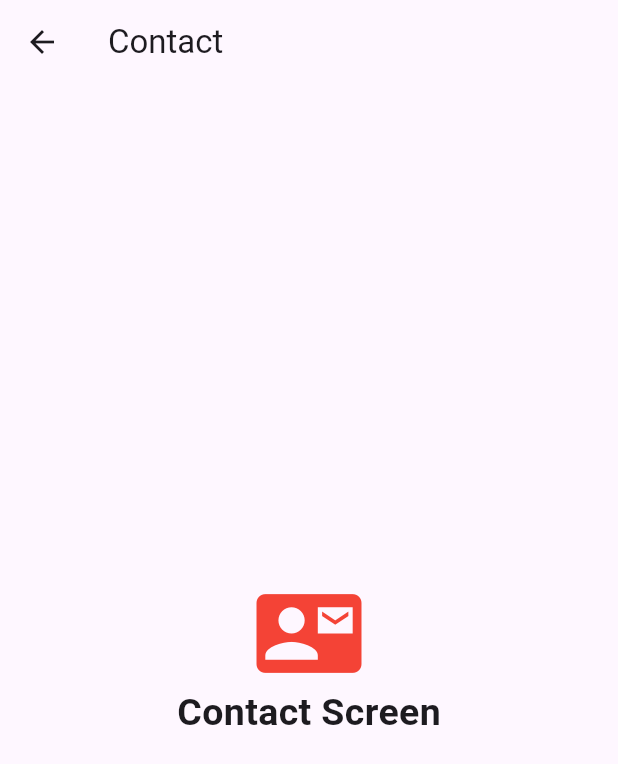
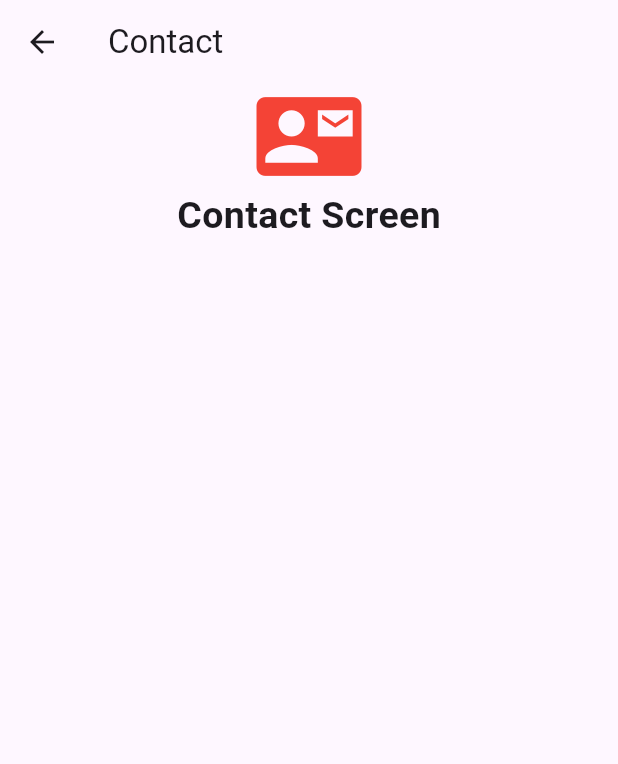
Before and after one commit to NetraChauhan/flutter_lab_sheet_4, a Flutter app: the Home screen opened directly, in the side drawer, after a tap on "Contact", on a phone screen of 412 x 824 dp. Shown: the top 764 px of the screen. Run offline on Flutter 3.47's test engine with Material 3 defaults, Android fonts, the phone set to English and light mode, and no system bars.

Commit message:
Remove vertical centering from Program 12

```diff
--- a/lib/program_12.dart
+++ b/lib/program_12.dart
@@ -13,10 +13,10 @@ class Home extends StatelessWidget{
   ListTile(leading:const Icon(Icons.person),title:const Text('Profile'),onTap:()=>go(c,'Profile',Icons.person)),
   ListTile(leading:const Icon(Icons.book),title:const Text('Courses'),onTap:()=>go(c,'Courses',Icons.book)),
   ListTile(leading:const Icon(Icons.contact_mail),title:const Text('Contact'),onTap:()=>go(c,'Contact',Icons.contact_mail))
- ])),body:const Center(child:Text('Open the drawer and choose a screen',style:TextStyle(fontSize:20))));
+ ])),body:const Align(alignment:Alignment.topCenter,child:Text('Open the drawer and choose a screen',style:TextStyle(fontSize:20))));
 }
 class Screen extends StatelessWidget{
  final String title;final IconData icon;
  const Screen(this.title,this.icon,{super.key});
- Widget build(c)=>Scaffold(appBar:AppBar(title:Text(title)),body:Center(child:Column(mainAxisSize:MainAxisSize.min,children:[Icon(icon,size:70,color:Colors.red),Text('$title Screen',style:const TextStyle(fontSize:25,fontWeight:FontWeight.bold))])));
+ Widget build(c)=>Scaffold(appBar:AppBar(title:Text(title)),body:Align(alignment:Alignment.topCenter,child:Column(mainAxisSize:MainAxisSize.min,children:[Icon(icon,size:70,color:Colors.red),Text('$title Screen',style:const TextStyle(fontSize:25,fontWeight:FontWeight.bold))])));
 }
```
